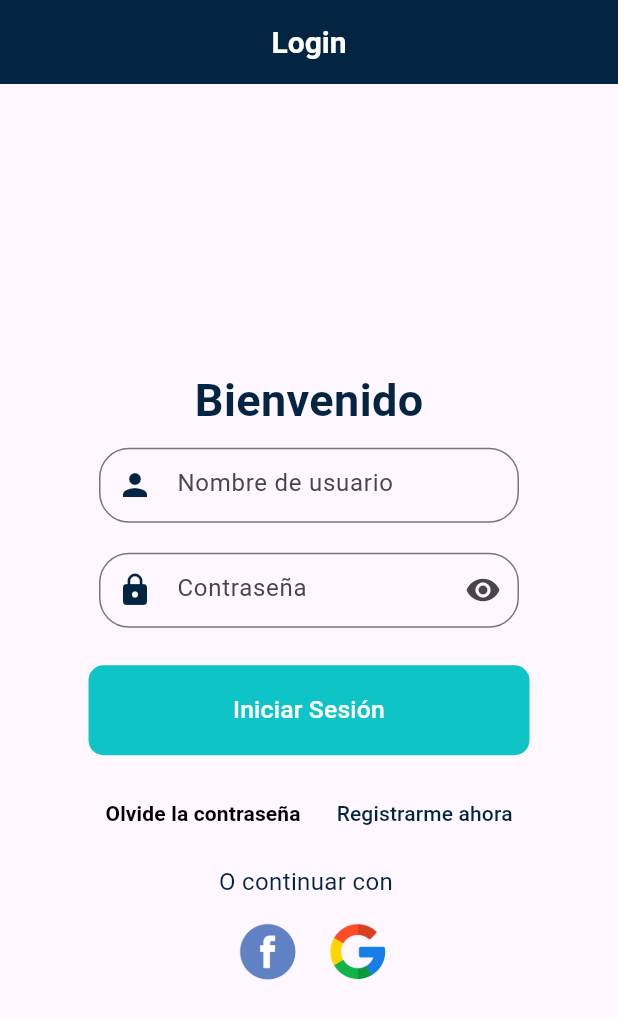
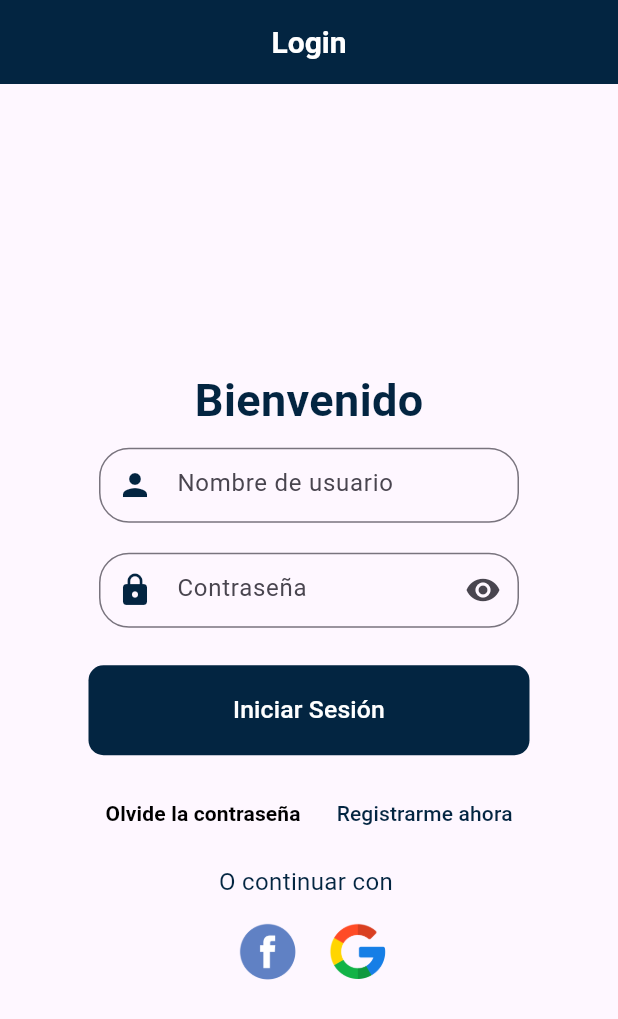
Before and after one commit to DMadrid03/is_513_proyecto_final, a Flutter app: the screen it shows after launch, on a phone screen of 412 x 824 dp. Shown: the top 1019 px of the screen. Run offline on Flutter 3.47's test engine with Material 3 defaults, Android fonts, the phone set to English and light mode, and no system bars; our stand-ins replace carousel_slider, shared_preferences.

```diff
--- a/proyecto_final/lib/src/pages/login_page.dart
+++ b/proyecto_final/lib/src/pages/login_page.dart
@@ -196,7 +196,7 @@ class _LoginPageState extends State<LoginPage> {
                       padding: const EdgeInsets.all(15),
                       child: Container(
                           decoration: BoxDecoration(
-                            color: const Color.fromARGB(255, 15, 196, 199),
+                            color: const Color.fromARGB(255, 3, 37, 65),
                             borderRadius: BorderRadius.circular(10),
                           ),
                           child: TextButton(
```
